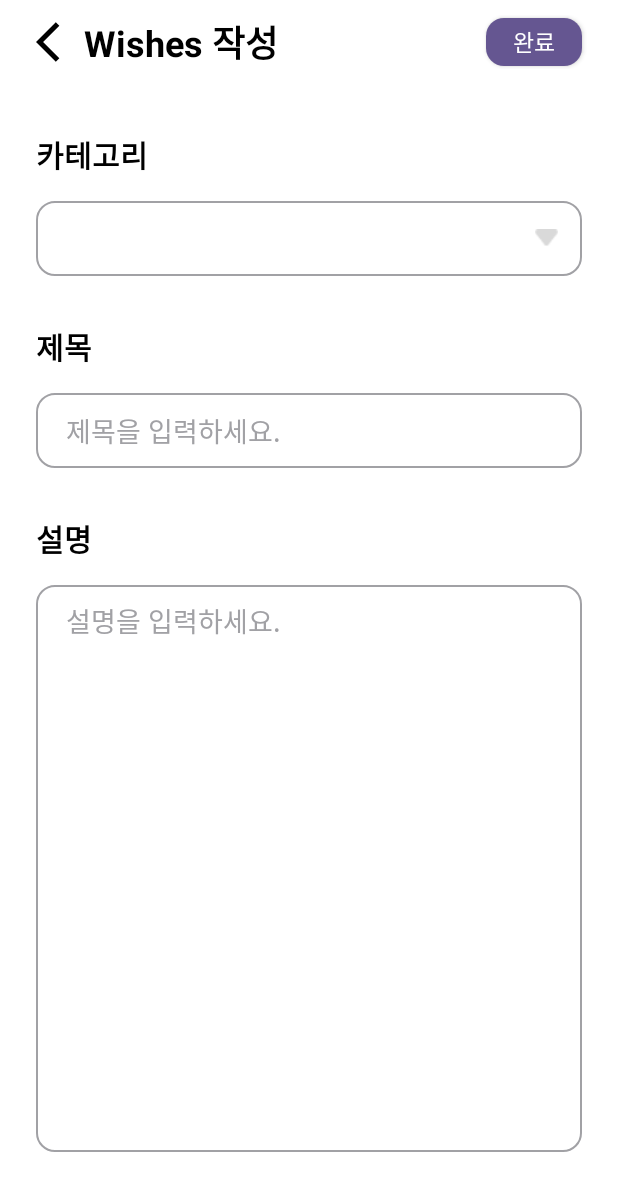
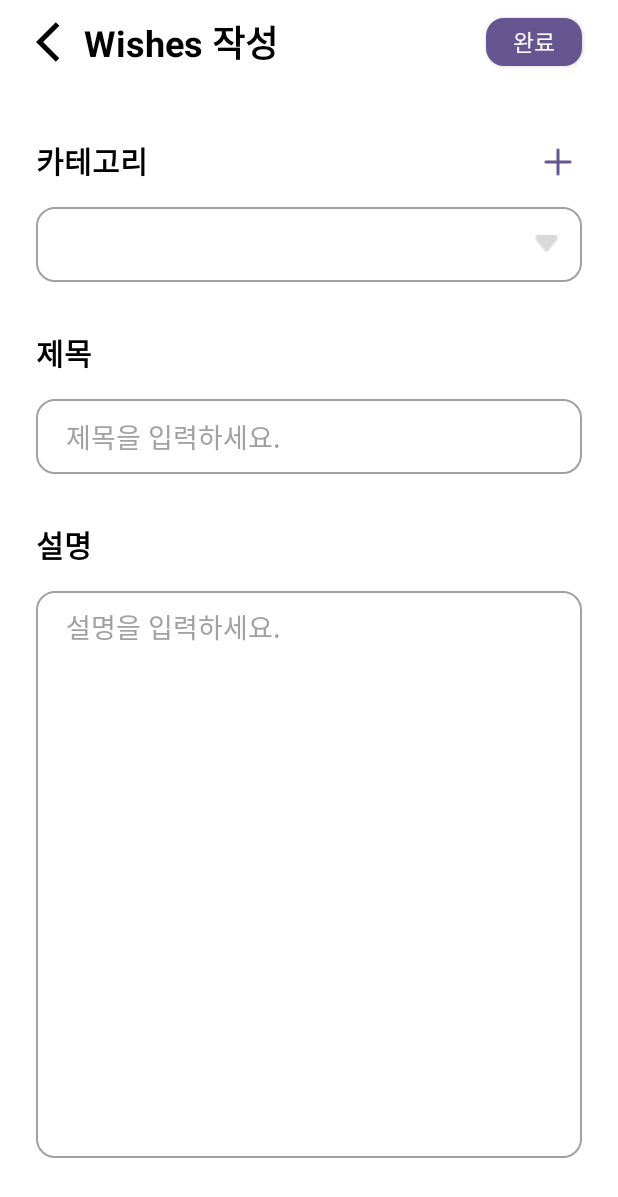
Before and after one commit to jy3040/SWU-GURU2-16-Team-Record, an Android app built with Jetpack Compose: the layout write_wish.xml on its own in the app's theme, with its tools: preview values and no code run, on a phone screen of 412 x 824 dp. Shown: the top 1197 px of the screen. Run offline under Robolectric (Android 15) with nearby library versions, the light colour scheme and no system bars.

Commit message:
[xml] 카테고리 추가

```diff
--- a/app/src/main/res/layout/write_wish.xml
+++ b/app/src/main/res/layout/write_wish.xml
@@ -96,34 +96,84 @@ button_enter : 작성 완료 버튼
 
         <TextView
             android:id="@+id/title_category"
-            android:layout_width="0dp"
+            android:layout_width="wrap_content"
             android:layout_height="wrap_content"
             android:layout_marginStart="24dp"
-            android:layout_marginTop="32dp"
-            android:layout_marginEnd="24dp"
+            android:layout_marginTop="36dp"
             android:text="카테고리"
             android:textColor="@color/black"
             android:textSize="20dp"
             android:textStyle="bold"
-            app:layout_constraintEnd_toEndOf="parent"
             app:layout_constraintStart_toStartOf="parent"
             app:layout_constraintTop_toTopOf="parent" />
 
+        <Button
+            android:id="@+id/button_wishAddCategory"
+            android:layout_width="32dp"
+            android:layout_height="32dp"
+            android:layout_marginTop="36dp"
+            android:layout_marginEnd="24dp"
+            android:background="@drawable/ic_plus"
+            android:minWidth="0dp"
+            android:minHeight="0dp"
+
+            android:visibility="visible"
+            app:layout_constraintEnd_toEndOf="parent"
+            app:layout_constraintTop_toTopOf="parent"
+            tools:ignore="SpeakableTextPresentCheck" />
+
+        <Button
+            android:id="@+id/button_wishAddCategory2"
+            android:layout_width="wrap_content"
+            android:layout_height="wrap_content"
+            android:layout_marginTop="36dp"
+            android:layout_marginEnd="24dp"
+            android:minWidth="0dp"
+            android:minHeight="0dp"
+            android:text="완료"
+            android:background="@color/white"
+            android:textColor="@color/main_1"
+            android:textStyle="bold"
+
+            android:visibility="gone"
+            app:layout_constraintEnd_toEndOf="parent"
+            app:layout_constraintTop_toTopOf="parent"
+            tools:ignore="SpeakableTextPresentCheck" />
+
         <Spinner
-            android:id="@+id/spinner_category"
+            android:id="@+id/spinner_wishCategory"
             android:layout_width="0dp"
             android:layout_height="50dp"
-            android:background="@drawable/spinner_custom"
             android:layout_marginStart="24dp"
             android:layout_marginTop="16dp"
             android:layout_marginEnd="24dp"
+            android:background="@drawable/spinner_custom"
             app:layout_constraintEnd_toEndOf="parent"
-            app:layout_constraintHorizontal_bias="0.0"
             app:layout_constraintStart_toStartOf="parent"
             app:layout_constraintTop_toBottomOf="@+id/title_category" />
 
+        <EditText
+            android:id="@+id/editText_wishCategory"
+            android:layout_width="0dp"
+            android:layout_height="50dp"
+            android:layout_marginStart="24dp"
+            android:layout_marginTop="16dp"
+            android:layout_marginEnd="24dp"
+            android:background="@drawable/edittext_setting"
+            android:ems="10"
+            android:hint="카테고리를 입력하세요."
+            android:inputType="text"
+            android:paddingLeft="20dp"
+            android:textColorHint="@color/gray_2"
+
+            android:visibility="gone"
+            app:layout_constraintEnd_toEndOf="parent"
+            app:layout_constraintStart_toStartOf="parent"
+            app:layout_constraintTop_toBottomOf="@+id/spinner_wishCategory"
+            />
+
         <TextView
-            android:id="@+id/title_collectionTitle"
+            android:id="@+id/title_wishTitle"
             android:layout_width="0dp"
             android:layout_height="wrap_content"
             android:layout_marginStart="24dp"
@@ -135,10 +185,11 @@ button_enter : 작성 완료 버튼
             android:textStyle="bold"
             app:layout_constraintEnd_toEndOf="parent"
             app:layout_constraintStart_toStartOf="parent"
-            app:layout_constraintTop_toBottomOf="@+id/spinner_category" />
+            app:layout_constraintTop_toBottomOf="@+id/editText_wishCategory" />
+
 
         <EditText
-            android:id="@+id/editText_collectionTitle"
+            android:id="@+id/editText_wishTitle"
             android:layout_width="0dp"
             android:layout_height="50dp"
             android:layout_marginStart="24dp"
@@ -153,7 +204,7 @@ button_enter : 작성 완료 버튼
             android:textColorHint="@color/gray_2"
             app:layout_constraintEnd_toEndOf="parent"
             app:layout_constraintStart_toStartOf="parent"
-            app:layout_constraintTop_toBottomOf="@+id/title_collectionTitle" />
+            app:layout_constraintTop_toBottomOf="@+id/title_wishTitle" />
 
         <TextView
             android:id="@+id/title_content"
@@ -169,7 +220,7 @@ button_enter : 작성 완료 버튼
             android:textStyle="bold"
             app:layout_constraintEnd_toEndOf="parent"
             app:layout_constraintStart_toStartOf="parent"
-            app:layout_constraintTop_toBottomOf="@+id/editText_collectionTitle" />
+            app:layout_constraintTop_toBottomOf="@+id/editText_wishTitle" />
 
 
         <EditText
```
Also changed, not shown: app/src/main/res/layout/write_collection.xml (+56 -5 lines).
